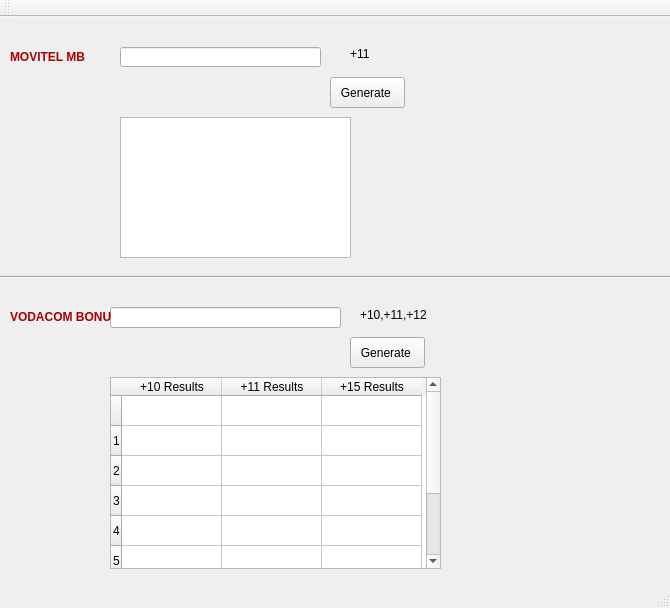
Before: the Qt Designer form mainwindow.ui in Fraganya/Comptech, drawn with Qt 5.
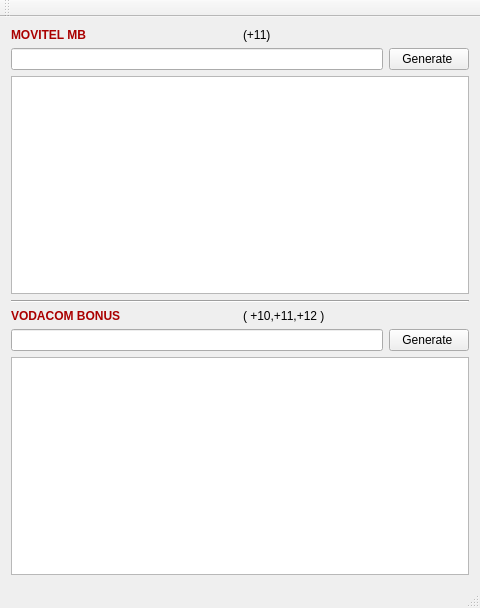
After: the same form once the commit is applied.

```diff
--- a/mainwindow.ui
+++ b/mainwindow.ui
@@ -6,7 +6,7 @@
    <rect>
     <x>0</x>
     <y>0</y>
-    <width>670</width>
+    <width>480</width>
     <height>608</height>
    </rect>
   </property>
@@ -14,192 +14,89 @@
    <string>MainWindow</string>
   </property>
   <widget class="QWidget" name="centralWidget">
-   <widget class="QPushButton" name="pushButton">
-    <property name="geometry">
-     <rect>
-      <x>330</x>
-      <y>60</y>
-      <width>75</width>
-      <height>31</height>
-     </rect>
-    </property>
-    <property name="text">
-     <string>Generate </string>
-    </property>
-   </widget>
-   <widget class="QLineEdit" name="lineEdit">
-    <property name="geometry">
-     <rect>
-      <x>120</x>
-      <y>30</y>
-      <width>201</width>
-      <height>20</height>
-     </rect>
-    </property>
-   </widget>
-   <widget class="QLabel" name="label">
-    <property name="geometry">
-     <rect>
-      <x>10</x>
-      <y>30</y>
-      <width>81</width>
-      <height>20</height>
-     </rect>
-    </property>
-    <property name="text">
-     <string>&lt;html&gt;&lt;head/&gt;&lt;body&gt;&lt;p&gt;&lt;span style=&quot; font-size:9pt; font-weight:600; color:#aa0000;&quot;&gt;MOVITEL MB&lt;/span&gt;&lt;/p&gt;&lt;/body&gt;&lt;/html&gt;</string>
-    </property>
-   </widget>
-   <widget class="QLabel" name="label_2">
-    <property name="geometry">
-     <rect>
-      <x>350</x>
-      <y>30</y>
-      <width>47</width>
-      <height>13</height>
-     </rect>
-    </property>
-    <property name="text">
-     <string>+11</string>
-    </property>
-   </widget>
-   <widget class="Line" name="line">
-    <property name="geometry">
-     <rect>
-      <x>0</x>
-      <y>250</y>
-      <width>671</width>
-      <height>20</height>
-     </rect>
-    </property>
-    <property name="orientation">
-     <enum>Qt::Horizontal</enum>
-    </property>
-   </widget>
-   <widget class="QLineEdit" name="lineEdit_2">
-    <property name="geometry">
-     <rect>
-      <x>110</x>
-      <y>290</y>
-      <width>231</width>
-      <height>21</height>
-     </rect>
-    </property>
-   </widget>
-   <widget class="QPushButton" name="pushButton_2">
-    <property name="geometry">
-     <rect>
-      <x>350</x>
-      <y>320</y>
-      <width>75</width>
-      <height>31</height>
-     </rect>
-    </property>
-    <property name="text">
-     <string>Generate </string>
-    </property>
-   </widget>
-   <widget class="QLabel" name="label_3">
-    <property name="geometry">
-     <rect>
-      <x>10</x>
-      <y>290</y>
-      <width>101</width>
-      <height>20</height>
-     </rect>
-    </property>
-    <property name="text">
-     <string>&lt;html&gt;&lt;head/&gt;&lt;body&gt;&lt;p&gt;&lt;span style=&quot; font-weight:600; color:#aa0000;&quot;&gt;VODACOM BONUS&lt;/span&gt;&lt;/p&gt;&lt;/body&gt;&lt;/html&gt;</string>
-    </property>
-   </widget>
-   <widget class="QLabel" name="label_4">
-    <property name="geometry">
-     <rect>
-      <x>360</x>
-      <y>290</y>
-      <width>81</width>
-      <height>16</height>
-     </rect>
-    </property>
-    <property name="text">
-     <string>+10,+11,+12</string>
-    </property>
-   </widget>
-   <widget class="QTableWidget" name="tableWidget">
-    <property name="geometry">
-     <rect>
-      <x>110</x>
-      <y>360</y>
-      <width>331</width>
-      <height>192</height>
-     </rect>
-    </property>
-    <row>
-     <property name="text">
-      <string/>
-     </property>
-    </row>
-    <row>
-     <property name="text">
-      <string>1</string>
-     </property>
-    </row>
-    <row>
-     <property name="text">
-      <string>2</string>
-     </property>
-    </row>
-    <row>
-     <property name="text">
-      <string>3</string>
-     </property>
-    </row>
-    <row>
-     <property name="text">
-      <string>4</string>
-     </property>
-    </row>
-    <row>
-     <property name="text">
-      <string>5</string>
-     </property>
-    </row>
-    <row>
-     <property name="text">
-      <string>6</string>
-     </property>
-    </row>
-    <row>
-     <property name="text">
-      <string>7</string>
-     </property>
-    </row>
-    <column>
-     <property name="text">
-      <string>+10 Results</string>
-     </property>
-    </column>
-    <column>
-     <property name="text">
-      <string>+11 Results</string>
-     </property>
-    </column>
-    <column>
-     <property name="text">
-      <string>+15 Results</string>
-     </property>
-    </column>
-   </widget>
-   <widget class="QListView" name="listView">
-    <property name="geometry">
-     <rect>
-      <x>120</x>
-      <y>100</y>
-      <width>231</width>
-      <height>141</height>
-     </rect>
-    </property>
-   </widget>
+   <layout class="QVBoxLayout" name="verticalLayout_2">
+    <item>
+     <layout class="QVBoxLayout" name="verticalLayout">
+      <item>
+       <layout class="QHBoxLayout" name="horizontalLayout_3">
+        <item>
+         <widget class="QLabel" name="label">
+          <property name="text">
+           <string>&lt;html&gt;&lt;head/&gt;&lt;body&gt;&lt;p&gt;&lt;span style=&quot; font-size:9pt; font-weight:600; color:#aa0000;&quot;&gt;MOVITEL MB&lt;/span&gt;&lt;/p&gt;&lt;/body&gt;&lt;/html&gt;</string>
+          </property>
+         </widget>
+        </item>
+        <item>
+         <widget class="QLabel" name="label_2">
+          <property name="text">
+           <string>(+11)</string>
+          </property>
+         </widget>
+        </item>
+       </layout>
+      </item>
+      <item>
+       <layout class="QHBoxLayout" name="horizontalLayout">
+        <item>
+         <widget class="QLineEdit" name="mv11Edit"/>
+        </item>
+        <item>
+         <widget class="QPushButton" name="mv11GenBtn">
+          <property name="text">
+           <string>Generate </string>
+          </property>
+         </widget>
+        </item>
+       </layout>
+      </item>
+      <item>
+       <widget class="QTableWidget" name="mvTable"/>
+      </item>
+      <item>
+       <widget class="Line" name="line">
+        <property name="orientation">
+         <enum>Qt::Horizontal</enum>
+        </property>
+       </widget>
+      </item>
+      <item>
+       <layout class="QHBoxLayout" name="horizontalLayout_4">
+        <item>
+         <widget class="QLabel" name="label_3">
+          <property name="text">
+           <string>&lt;html&gt;&lt;head/&gt;&lt;body&gt;&lt;p&gt;&lt;span style=&quot; font-weight:600; color:#aa0000;&quot;&gt;VODACOM BONUS&lt;/span&gt;&lt;/p&gt;&lt;/body&gt;&lt;/html&gt;</string>
+          </property>
+         </widget>
+        </item>
+        <item>
+         <widget class="QLabel" name="label_4">
+          <property name="text">
+           <string>( +10,+11,+12 )</string>
+          </property>
+         </widget>
+        </item>
+       </layout>
+      </item>
+      <item>
+       <layout class="QHBoxLayout" name="horizontalLayout_2">
+        <item>
+         <widget class="QLineEdit" name="vodEdit"/>
+        </item>
+        <item>
+         <widget class="QPushButton" name="vodBtn">
+          <property name="text">
+           <string>Generate </string>
+          </property>
+         </widget>
+        </item>
+       </layout>
+      </item>
+      <item>
+       <widget class="QTableWidget" name="vodTable"/>
+      </item>
+     </layout>
+    </item>
+   </layout>
   </widget>
   <widget class="QMenuBar" name="menuBar">
    <property name="geometry">
```
Left out of the diff: 6 changed lines with no effect on the pictures.
